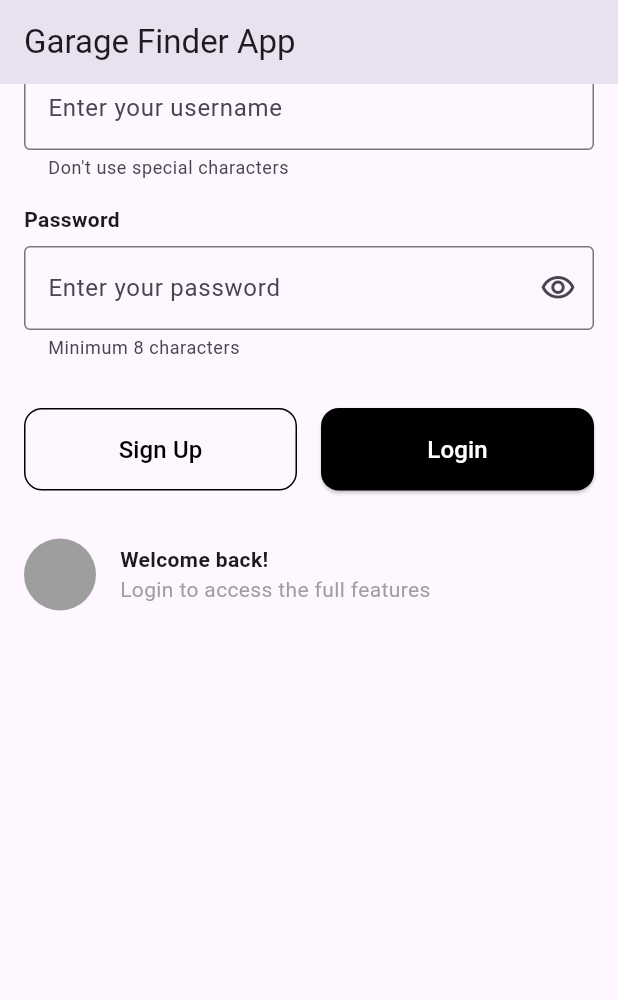
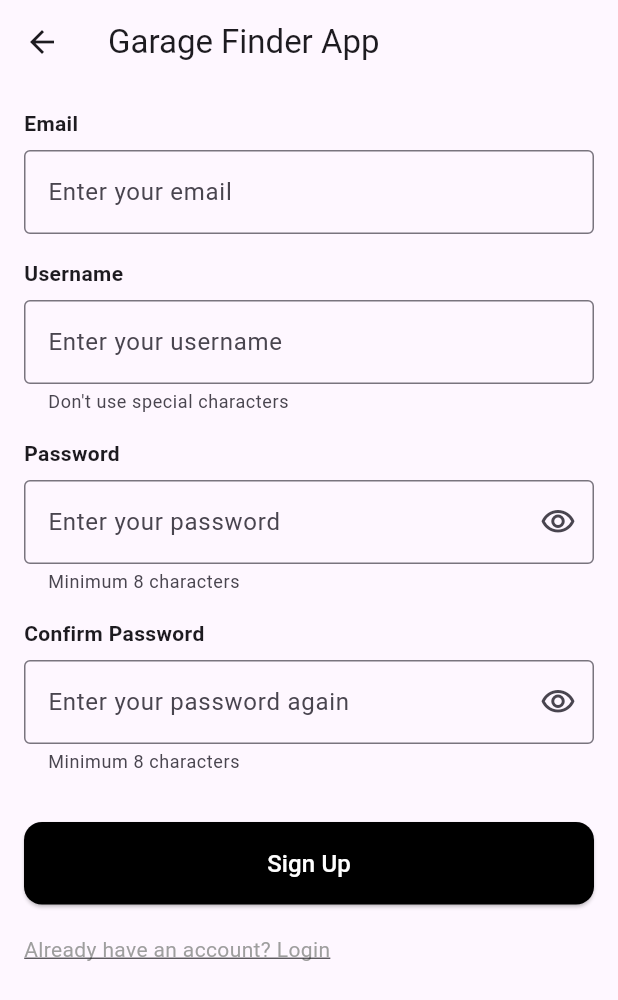
Before and after one commit to SalilMonga/GarageFinder, a Flutter app: the screen it shows after launch, scrolled down 56 dp, after a tap on "Sign Up", on a phone screen of 412 x 824 dp. Shown: the top 1000 px of the screen. Run offline on Flutter 3.47's test engine with Material 3 defaults, Android fonts, the phone set to English and light mode, and no system bars.

Commit message:
feat: added settings and theme change

```diff
--- /dev/null
+++ b/garagefinder/devtools_options.yaml
@@ -0,0 +1,3 @@
+description: This file stores settings for Dart & Flutter DevTools.
+documentation: https://docs.flutter.dev/tools/devtools/extensions#configure-extension-enablement-states
+extensions:
--- a/garagefinder/lib/components/primary_button.dart
+++ b/garagefinder/lib/components/primary_button.dart
@@ -16,14 +16,15 @@ class PrimaryButton extends StatelessWidget {
 
   @override
   Widget build(BuildContext context) {
+    final isDarkMode = Theme.of(context).brightness == Brightness.dark;
     final buttonStyle = isOutlined
         ? OutlinedButton.styleFrom(
             padding: const EdgeInsets.symmetric(vertical: 16),
             shape: RoundedRectangleBorder(
               borderRadius: BorderRadius.circular(12),
             ),
-            side: const BorderSide(color: Colors.black),
-            foregroundColor: Colors.black,
+            side: BorderSide(color: isDarkMode ? Colors.white : Colors.black),
+            foregroundColor: isDarkMode ? Colors.white : Colors.black,
           )
         : ElevatedButton.styleFrom(
             padding: const EdgeInsets.symmetric(vertical: 16),
--- a/garagefinder/lib/components/text_field.dart
+++ b/garagefinder/lib/components/text_field.dart
@@ -3,7 +3,7 @@ import 'package:flutter/material.dart';
 class CustomTextField extends StatefulWidget {
   final String labelText;
   final String hintText;
-  final String helperText;
+  final String? helperText;
   final bool obscureText;
   final bool showSuffixIcon;
   final TextEditingController? controller;
@@ -13,7 +13,7 @@ class CustomTextField extends StatefulWidget {
     super.key,
     required this.labelText,
     required this.hintText,
-    required this.helperText,
+    this.helperText,
     this.obscureText = false,
     this.showSuffixIcon = false,
     this.controller,
--- /dev/null
+++ b/garagefinder/lib/components/theme_notifier.dart
@@ -0,0 +1,12 @@
+import 'package:flutter/material.dart';
+
+class ThemeNotifier extends ChangeNotifier {
+  ThemeMode _themeMode = ThemeMode.system; // Default to system theme
+
+  ThemeMode get themeMode => _themeMode;
+
+  void setThemeMode(ThemeMode mode) {
+    _themeMode = mode;
+    notifyListeners();
+  }
+}
--- a/garagefinder/lib/main.dart
+++ b/garagefinder/lib/main.dart
@@ -1,9 +1,18 @@
 import 'package:flutter/material.dart';
-import 'package:garagefinder/screens/login_screen2.dart';
-// import 'screens/login_screen.dart';
+import 'package:garagefinder/components/theme_notifier.dart';
+import 'package:garagefinder/screens/login_page.dart';
+import 'package:garagefinder/screens/signup_page.dart';
+import 'package:garagefinder/screens/organization_list.dart';
+import 'package:garagefinder/screens/settings_page.dart';
+import 'package:provider/provider.dart';
 
 void main() {
-  runApp(const MyApp());
+  runApp(
+    ChangeNotifierProvider(
+      create: (_) => ThemeNotifier(),
+      child: const MyApp(),
+    ),
+  );
 }
 
 class MyApp extends StatelessWidget {
@@ -11,12 +20,21 @@
 
   @override
   Widget build(BuildContext context) {
-    return const MaterialApp(
-      title: 'Flutter Dummy Login',
-      // theme: ThemeData(
-      //   primarySwatch: Colors.red,
-      // ),
-      home: LoginPage(),
+    final themeNotifier = Provider.of<ThemeNotifier>(context);
+    return MaterialApp(
+      title: 'Garage Finder App',
+      initialRoute: '/login', // The first screen to load
+      // initialRoute: '/organizations', // Set current test screen and uncomment
+      theme: ThemeData.light(),
+      darkTheme: ThemeData.dark(),
+      themeMode: themeNotifier.themeMode,
+      routes: {
+        '/login': (context) => const LoginPage(),
+        '/signup': (context) => const SignUpPage(),
+        '/organizations': (context) => const OrganizationsPage(),
+        '/settings': (context) => const SettingsPage(),
+        // Add other screens here as needed
+      },
     );
   }
 }
--- a/garagefinder/lib/screens/login_screen2.dart
+++ b/garagefinder/lib/screens/login_page.dart
@@ -89,10 +89,11 @@ class _LoginPageState extends State<LoginPage> {
                     mainAxisAlignment: MainAxisAlignment.spaceBetween,
                     children: [
                       PrimaryButton(
-                        text: 'Sign Up',
-                        isOutlined: true,
-                        onPressed: () {},
-                      ),
+                          text: 'Sign Up',
+                          isOutlined: true,
+                          onPressed: () {
+                            Navigator.pushNamed(context, '/signup');
+                          }),
                       PrimaryButton(
                         text: 'Login',
                         onPressed: _validateAndLogin,
--- /dev/null
+++ b/garagefinder/lib/screens/signup_page.dart
@@ -0,0 +1,155 @@
+import 'package:flutter/material.dart';
+import 'package:garagefinder/components/text_field.dart';
+import 'package:garagefinder/components/primary_button.dart';
+
+class SignUpPage extends StatefulWidget {
+  const SignUpPage({super.key});
+
+  @override
+  _SignUpPageState createState() => _SignUpPageState();
+}
+
+class _SignUpPageState extends State<SignUpPage> {
+  final _formKey = GlobalKey<FormState>();
+  final _emailController = TextEditingController();
+  final _usernameController = TextEditingController();
+  final _passwordController = TextEditingController();
+  final _confirmPasswordController = TextEditingController();
+
+  @override
+  void dispose() {
+    _emailController.dispose();
+    _usernameController.dispose();
+    _passwordController.dispose();
+    _confirmPasswordController.dispose();
+    super.dispose();
+  }
+
+  void _validateAndSignUp() {
+    if (_formKey.currentState?.validate() ?? false) {
+      // Perform sign-up logic here
+      ScaffoldMessenger.of(context).showSnackBar(
+        const SnackBar(content: Text('Account created successfully!')),
+      );
+      FocusScope.of(context).unfocus();
+      Navigator.pop(context); // Navigate back to login or another page
+    }
+  }
+
+  @override
+  Widget build(BuildContext context) {
+    final screenHeight = MediaQuery.of(context).size.height;
+
+    return Scaffold(
+      appBar: AppBar(
+        title: const Text('Garage Finder App'),
+        elevation: 0,
+      ),
+      body: SingleChildScrollView(
+        child: ConstrainedBox(
+          constraints: BoxConstraints(
+            minHeight: screenHeight - MediaQuery.of(context).viewInsets.bottom,
+          ),
+          child: Padding(
+            padding: const EdgeInsets.all(16.0),
+            child: Form(
+              key: _formKey,
+              child: Column(
+                crossAxisAlignment: CrossAxisAlignment.start,
+                children: [
+                  CustomTextField(
+                    controller: _emailController,
+                    labelText: 'Email',
+                    hintText: 'Enter your email',
+                    validator: (value) {
+                      if (value == null || value.isEmpty) {
+                        return 'Please enter your email';
+                      }
+                      if (!RegExp(r'^[^@]+@[^@]+\.[^@]+').hasMatch(value)) {
+                        return 'Please enter a valid email address';
+                      }
+                      return null;
+                    },
+                  ),
+                  CustomTextField(
+                    controller: _usernameController,
+                    labelText: 'Username',
+                    hintText: 'Enter your username',
+                    helperText: "Don't use special characters",
+                    validator: (value) {
+                      if (value == null || value.isEmpty) {
+                        return 'Please enter your username';
+                      }
+                      return null;
+                    },
+                  ),
+                  CustomTextField(
+                    controller: _passwordController,
+                    labelText: 'Password',
+                    hintText: 'Enter your password',
+                    helperText: 'Minimum 8 characters',
+                    obscureText: true,
+                    showSuffixIcon: true,
+                    validator: (value) {
+                      if (value == null || value.isEmpty) {
+                        return 'Please enter your password';
+                      }
+                      if (value.length < 8) {
+                        return 'Password must be at least 8 characters long';
+                      }
+                      return null;
+                    },
+                  ),
+                  CustomTextField(
+                    controller: _confirmPasswordController,
+                    labelText: 'Confirm Password',
+                    hintText: 'Enter your password again',
+                    helperText: 'Minimum 8 characters',
+                    obscureText: true,
+                    showSuffixIcon: true,
+                    validator: (value) {
+                      if (value == null || value.isEmpty) {
+                        return 'Please confirm your password';
+                      }
+                      if (value != _passwordController.text) {
+                        return 'Passwords do not match';
+                      }
+                      return null;
+                    },
+                  ),
+                  const SizedBox(height: 16),
+                  PrimaryButton(
+                    text: 'Sign Up',
+                    onPressed: _validateAndSignUp,
+                    fullWidth: true,
+                    // isOutlined: true,
+                  ),
+                  const SizedBox(height: 16),
+                  GestureDetector(
+                    onTap: () {
+                      Navigator.pop(context); // Navigate back to login page
+                    },
+                    child: const Padding(
+                      padding: EdgeInsets.only(top: 4.0),
+                      child: Align(
+                        alignment: Alignment.centerLeft,
+                        child: Text(
+                          'Already have an account? Login',
+                          style: TextStyle(
+                            color: Colors.grey, // Grey color for the text
+                            decoration:
+                                TextDecoration.underline, // Underline the text
+                          ),
+                        ),
+                      ),
+                    ),
+                  ),
+                ],
+              ),
+            ),
+          ),
+        ),
+      ),
+    );
+  }
+}
--- a/garagefinder/pubspec.yaml
+++ b/garagefinder/pubspec.yaml
@@ -35,6 +35,7 @@ dependencies:
   # Use with the CupertinoIcons class for iOS style icons.
   cupertino_icons: ^1.0.8
   grouped_list: ^6.0.0
+  provider: ^6.0.5
 
 dev_dependencies:
   flutter_test:
```
Also changed, not shown: garagefinder/lib/screens/login_screen.dart (deleted, +0 -90 lines), garagefinder/lib/screens/organization_list.dart (+29 -6 lines), garagefinder/lib/screens/settings_page.dart (added, +208 -0 lines), garagefinder/pubspec.lock.
